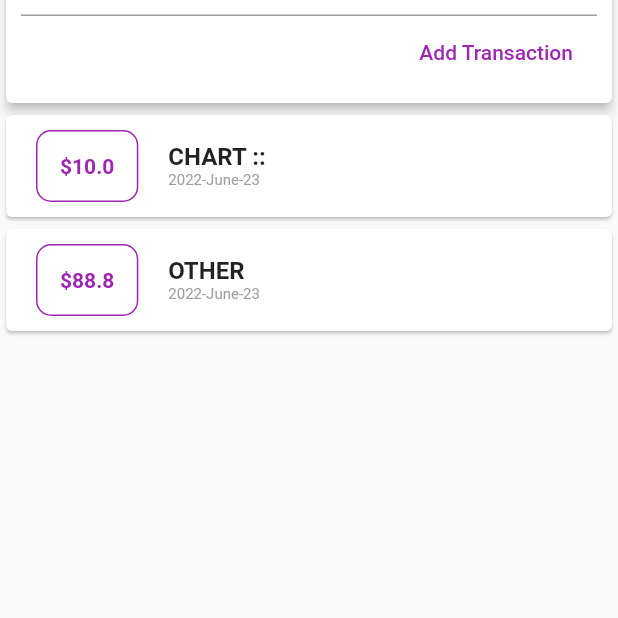
After one commit to TIENTCHEUisrael/transaction, a Flutter app: the screen it shows after launch, after a tap on "Add Transaction", on a phone screen of 412 x 824 dp, the part 302-920 px from its top. The commit adds this screen. Run offline on Flutter 3.47's test engine with Material 2 defaults, Android fonts, the phone set to English and light mode, and no system bars.

Commit message:
validation of the disposition of widget. And replace the SingleChildScrollView by listView.builder in transaction_list.dart because listView simple is for item when we no the number and listView.builder is for item when we don't no the number of this.

```diff
--- /dev/null
+++ b/lib/widgets/new_transaction.dart
@@ -0,0 +1,59 @@
+import 'package:flutter/material.dart';
+
+class NewTransaction extends StatelessWidget {
+  final Function addTx;
+  final titleControlleur=TextEditingController();
+  final amoutControlleur=TextEditingController();
+
+  NewTransaction(this.addTx);
+
+  @override
+  Widget build(BuildContext context) {
+    return Card(
+      elevation:3,
+      child:Container(
+        padding: EdgeInsets.all(10),
+        child:Column(
+          crossAxisAlignment: CrossAxisAlignment.end,
+          children:<Widget>[
+            TextField(
+              decoration:InputDecoration(
+                  labelText: 'Title'
+              ),
+              controller: titleControlleur,
+              /*onChanged: (val){
+                     titleInput=val;
+                   },*/
+            ),
+            TextField(
+              decoration:InputDecoration(
+                  labelText: 'Amount'
+              ),
+              controller: amoutControlleur,
+              /*onChanged: (val){
+                     amoutInput=val;
+                   },*/
+            ),
+            FlatButton(
+              onPressed: (){
+                print('Boutton is pressed..............................................');
+                print(titleControlleur);
+                print(amoutControlleur);
+                print('Function is started.............................................');
+                addTx(titleControlleur.text, double.parse(amoutControlleur.text));
+                print('Function is finish.............................................');
+
+              },
+              child: Text(
+                'Add Transaction',
+                style:TextStyle(
+                    color:Colors.purple
+                ),
+              ),
+            ),
+          ],
+        ),
+      ),
+    );
+  }
+}
--- /dev/null
+++ b/lib/widgets/transaction_list.dart
@@ -0,0 +1,70 @@
+import 'package:flutter/material.dart';
+import 'package:intl/intl.dart';//a ete utiliser pour regler la date
+import '../models/transaction.dart';
+
+class TransactionList extends StatelessWidget {
+
+  final List<Transaction> transactions;
+
+  TransactionList(this.transactions);
+
+  @override
+  Widget build(BuildContext context) {
+    return Container(
+    height: 450,
+      child:ListView.builder(
+        itemBuilder: (ctx,index){
+          return Card(
+            child: Row(
+              children: <Widget>[
+                Container(
+                  margin:EdgeInsets.symmetric(
+                    vertical: 10,
+                    horizontal: 20,
+                  ),
+                  decoration: BoxDecoration(
+                    border: Border.all(
+                      color: Colors.purple,
+                      width: 1,
+                    ),
+                    borderRadius: BorderRadius.circular(10.0),
+                  ),
+                  padding: EdgeInsets.all(15),
+                  child: Text(
+                    '\$' + transactions[index].amount.toString(),
+                    style: TextStyle(
+                      fontSize: 14,
+                      fontWeight: FontWeight.bold,
+                      color: Colors.purple,
+                    ),
+                  ),
+                ),
+                Column(
+                  crossAxisAlignment: CrossAxisAlignment.start,
+                  children: [
+                    Text(
+                      transactions[index].title,
+                      style: TextStyle(
+                        fontWeight: FontWeight.bold,
+                        fontSize: 16,
+                      ),
+                    ),
+                    Text(
+                      DateFormat('yyyy-MMMM-dd').format(transactions[index].date),
+                      style: TextStyle(
+                        color: Colors.grey,
+                        fontSize: 10,
+                        fontWeight: FontWeight.normal,
+                      ),
+                    ),
+                  ],
+                )
+              ],
+            ),
+          );
+        },
+        itemCount: transactions.length,
+      )
+    );
+  }
+}
--- /dev/null
+++ b/lib/widgets/user_transaction.dart
@@ -0,0 +1,44 @@
+import 'package:flutter/material.dart';
+import './transaction_list.dart';
+import './new_transaction.dart';
+import '../models/transaction.dart';
+
+class UserTransaction extends StatefulWidget {
+  const UserTransaction({Key? key}) : super(key: key);
+
+  @override
+  State<UserTransaction> createState() => _UserTransactionState();
+}
+
+class _UserTransactionState extends State<UserTransaction> {
+  final List<Transaction> _usertransactions=[
+    Transaction(id: 't1', title: 'CHART ::', amount: 10.0, date: DateTime.now()),
+    Transaction(id: 't2', title: 'OTHER', amount: 88.8, date: DateTime.now()),
+  ];
+
+  void _addTransaction(String txtTitle, double txtAmount){
+
+    final newtx=Transaction(
+        id: DateTime.now().toString(),
+        title: txtTitle,
+        amount: txtAmount,
+        date: DateTime.now()
+    );
+
+    setState(
+        (){
+          _usertransactions.add(newtx);
+        }
+    );
+  }
+
+  @override
+  Widget build(BuildContext context) {
+    return Column(
+      children:[
+        NewTransaction(_addTransaction),
+        TransactionList(_usertransactions),
+      ],
+    );
+  }
+}
```
Also changed, not shown: lib/main.dart (+9 -75 lines), lib/models/transaction.dart (renamed from lib/transaction.dart).
